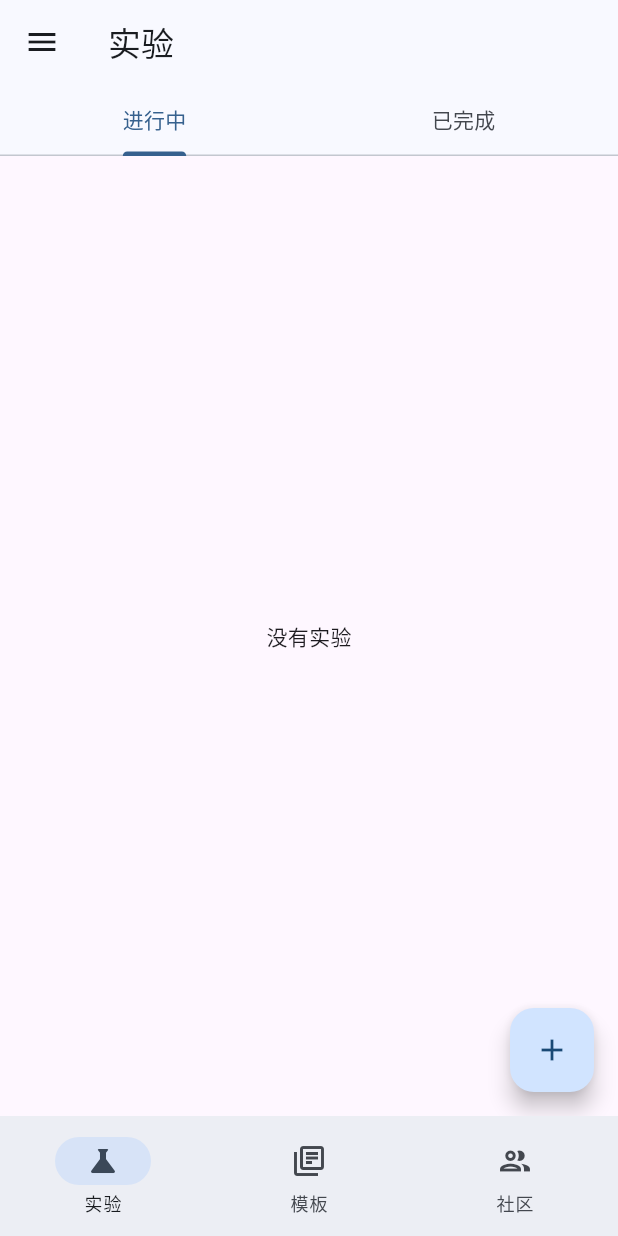
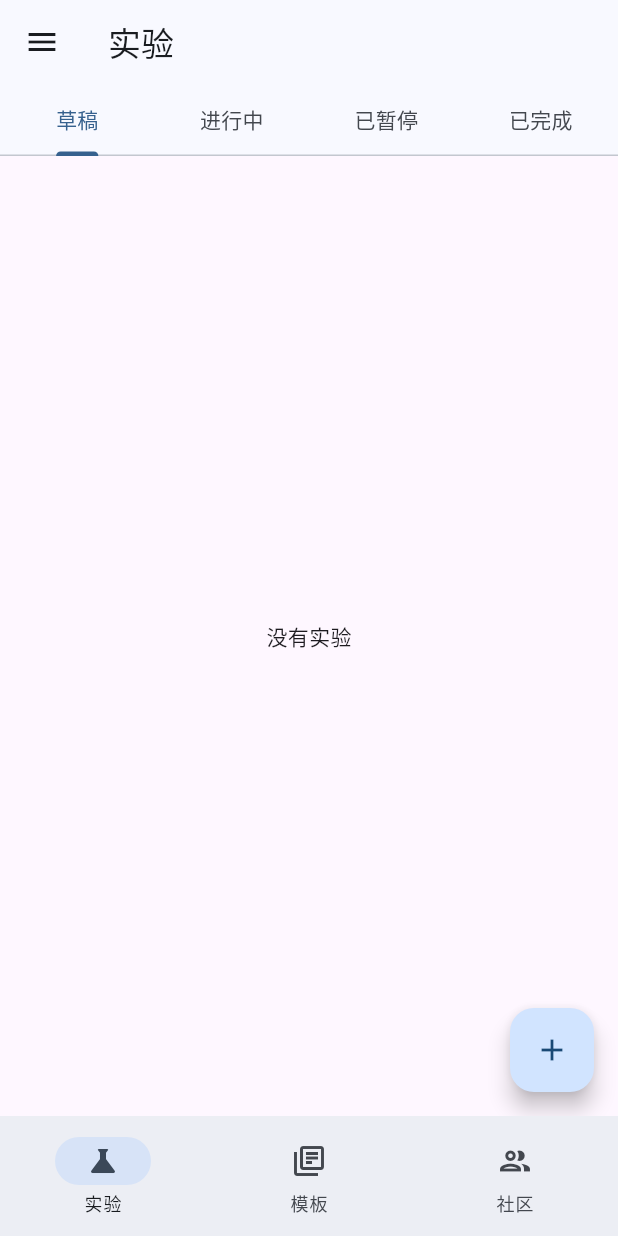
Before and after one commit to derec30240/XperiNote, a Flutter app: the screen it shows after launch, on a phone screen of 412 x 824 dp. Run offline on Flutter 3.47's test engine with Material 3 defaults, Android fonts, the light colour scheme and no system bars; our stand-ins replace get, hive, hive_flutter, shared_preferences; accounts and stored records are empty; generated files the repository leaves out were written again.

Commit message:
fix(experiment): 添加草稿和已暂停实验的TabView界面

```diff
--- a/lib/data/controllers/experiment_controller.dart
+++ b/lib/data/controllers/experiment_controller.dart
@@ -31,10 +31,18 @@ class ExperimentController extends GetxController {
   AsyncStatus get status => _status.value;
   /// 所有实验列表
   List<Experiment> get experiments => _experiments.toList();
+  List<Experiment> get draftExperiments =>
+      _experiments
+          .where((experiment) => experiment.status == ExperimentStatus.draft)
+          .toList();
   /// 进行中的实验列表
   List<Experiment> get ongoingExperiments =>
       _experiments
           .where((experiment) => experiment.status == ExperimentStatus.ongoing)
+          .toList();
+  List<Experiment> get pausedExperiments =>
+      _experiments
+          .where((experiment) => experiment.status == ExperimentStatus.paused)
           .toList();
   /// 已完成的实验列表
   List<Experiment> get completedExperiments =>
--- a/lib/modules/experiment/experiment_view.dart
+++ b/lib/modules/experiment/experiment_view.dart
@@ -17,7 +17,7 @@ class ExperimentView extends GetView<ExperimentController> {
   Widget build(BuildContext context) {
     return Scaffold(
       body: DefaultTabController(
-        length: 2,
+        length: 4,
         child: Scaffold(
           appBar: _buildAppBar(context),
           body: Obx(() => _buildContent()),
@@ -66,7 +66,14 @@ class ExperimentView extends GetView<ExperimentController> {
                   : const SizedBox.shrink(),
         ),
       ],
-      bottom: TabBar(tabs: const [Tab(text: '进行中'), Tab(text: '已完成')]),
+      bottom: TabBar(
+        tabs: const [
+          Tab(text: '草稿'),
+          Tab(text: '进行中'),
+          Tab(text: '已暂停'),
+          Tab(text: '已完成'),
+        ],
+      ),
     );
   }
 
@@ -76,7 +83,9 @@ class ExperimentView extends GetView<ExperimentController> {
       AsyncStatus.loading => const Center(child: CircularProgressIndicator()),
       AsyncStatus.success => TabBarView(
         children: [
+          Obx(() => _buildExperimentList(controller.draftExperiments)),
           Obx(() => _buildExperimentList(controller.ongoingExperiments)),
+          Obx(() => _buildExperimentList(controller.pausedExperiments)),
           Obx(() => _buildExperimentList(controller.completedExperiments)),
         ],
       ),
```
